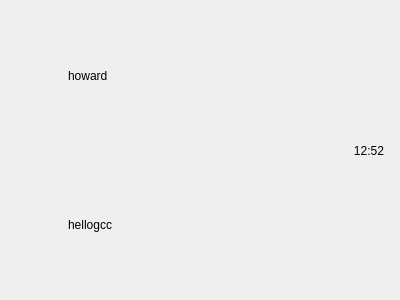
First picture: the form in llfc/llfcchat/chatuserwid.ui, repository howardatri/chat, before the edit.
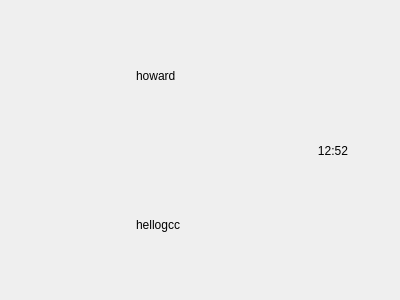
Second picture: the form after the edit.

Diff of the .ui file:
```diff
--- a/llfc/llfcchat/chatuserwid.ui
+++ b/llfc/llfcchat/chatuserwid.ui
@@ -77,6 +77,12 @@
    </item>
    <item>
     <widget class="QWidget" name="user_info_wid" native="true">
+     <property name="maximumSize">
+      <size>
+       <width>130</width>
+       <height>16777215</height>
+      </size>
+     </property>
      <layout class="QVBoxLayout" name="verticalLayout">
       <property name="spacing">
        <number>7</number>
@@ -102,6 +108,12 @@
       </item>
       <item>
        <widget class="QLabel" name="user_chat_lb">
+        <property name="maximumSize">
+         <size>
+          <width>130</width>
+          <height>16777215</height>
+         </size>
+        </property>
         <property name="text">
          <string>hellogcc</string>
         </property>
```
